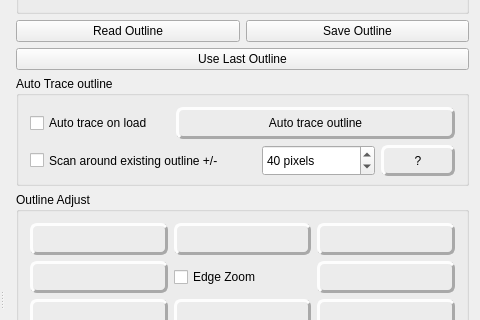
Above: mainwindow.ui from githubdoe/DFTFringe before the change; both pictures show x 585 to 1065 and y 167 to 487 of the 1065 by 905 pixel window. Below: the same form after it.
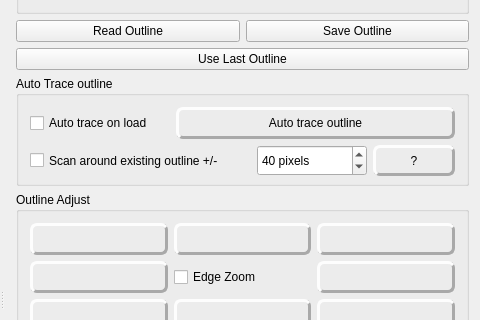
That is the form after the change. Icons and pictures are not drawn.

The edit to the form file:
```diff
--- a/mainwindow.ui
+++ b/mainwindow.ui
@@ -491,7 +491,7 @@
             </property>
             <property name="minimumSize">
              <size>
-              <width>74</width>
+              <width>82</width>
               <height>30</height>
              </size>
             </property>
```
Left out of the diff: 26 changed lines with no effect on the pictures.
